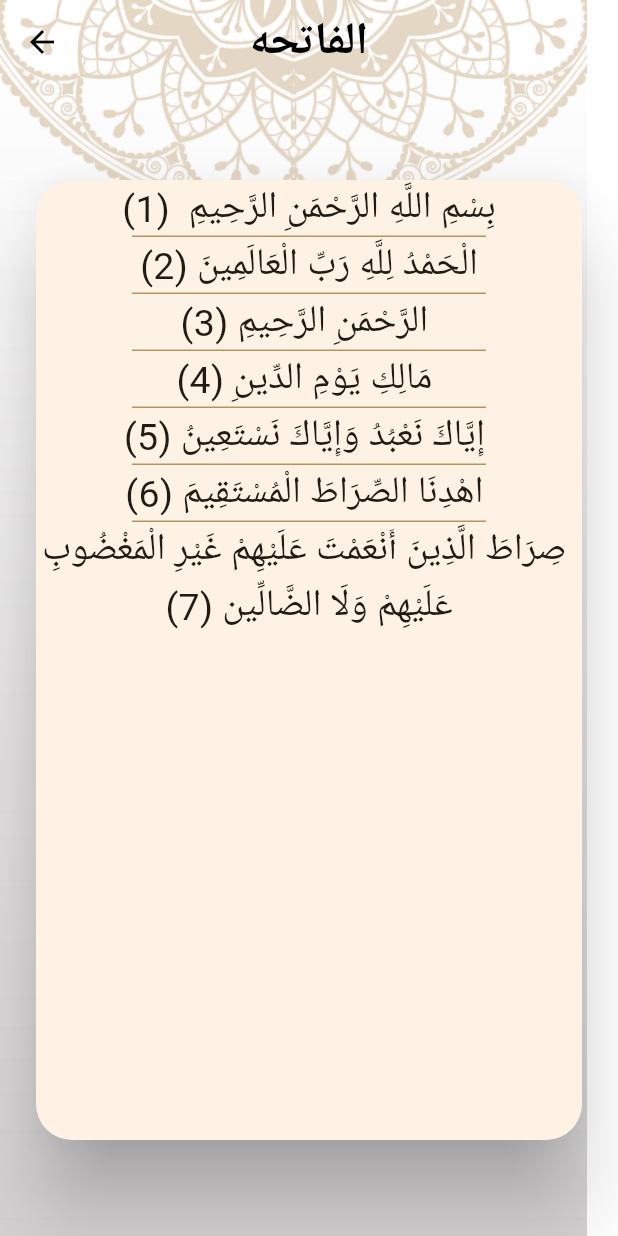
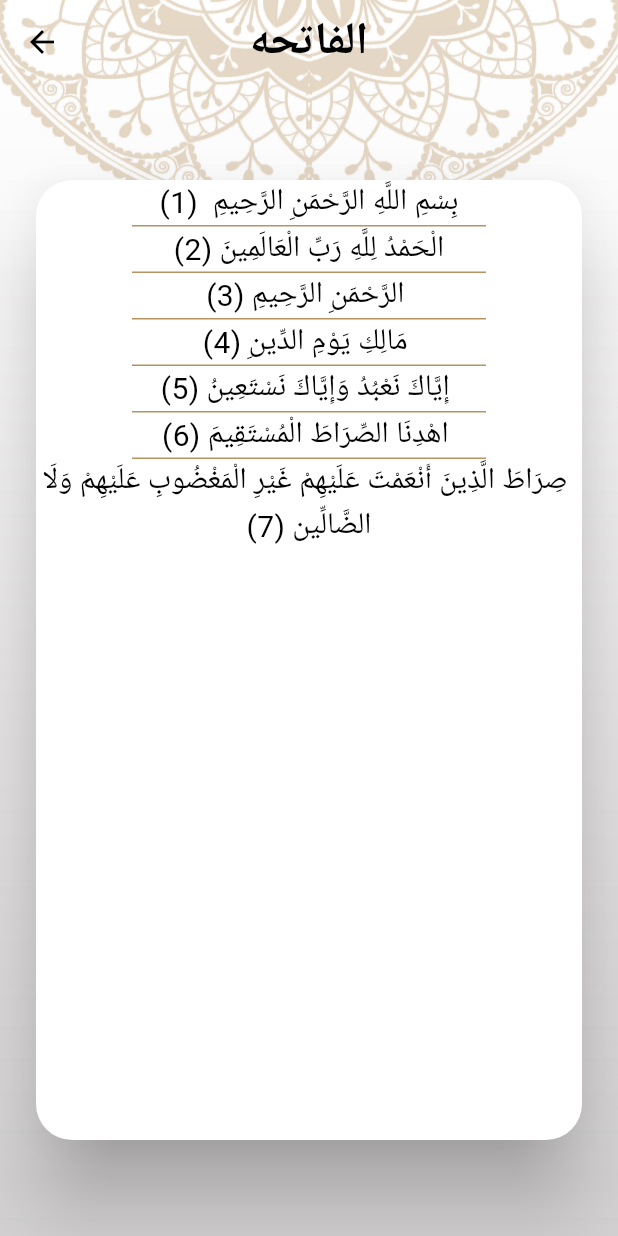
Before and after one commit to mohamednabiltraining/islami-c11, a Flutter app: the screen it shows after launch, after a tap on "الفاتحه", on a phone screen of 412 x 824 dp. Run offline on Flutter 3.47's test engine with Material 3 defaults, Android fonts, the phone set to English and light mode, and no system bars.

```diff
--- a/lib/main.dart
+++ b/lib/main.dart
@@ -24,6 +24,8 @@ class MyApp extends StatelessWidget {
         HadethDetailsScreen.routeName: (_) => HadethDetailsScreen(),
       },
       theme: MyThemeData.lightTheme,
+      darkTheme: MyThemeData.darkTheme,
+      themeMode: ThemeMode.light,
     );
   }
 }
--- a/lib/ui/DefaultScreen.dart
+++ b/lib/ui/DefaultScreen.dart
@@ -1,4 +1,5 @@
 import 'package:flutter/material.dart';
+import 'package:islami_c11/ui/theme/MyTheme.dart';
 import 'package:islami_c11/ui/ui_utils.dart';
 
 class DefaultScreen extends StatelessWidget {
@@ -8,7 +9,17 @@ class DefaultScreen extends StatelessWidget {
 
   @override
   Widget build(BuildContext context) {
-    return Stack(
-        children: [Image.asset(getFullPathImage("main_background.jpg")), body]);
+    ///todo: use provider to get theme mode
+    bool isDark = MyThemeData.isDark;
+    return Stack(children: [
+      Image.asset(
+        getFullPathImage(
+            isDark ? "dark_main_background.png" : "main_background.jpg"),
+        fit: BoxFit.fill,
+        width: double.infinity,
+        height: double.infinity,
+      ),
+      body
+    ]);
   }
 }
--- a/lib/ui/chapterDetails/verse_content.dart
+++ b/lib/ui/chapterDetails/verse_content.dart
@@ -14,9 +14,7 @@ class VerseContent extends StatelessWidget {
         '$content (${index + 1})',
         textDirection: TextDirection.rtl,
         textAlign: TextAlign.center,
-        style: TextStyle(
-          fontSize: 25,
-        ),
+        style: Theme.of(context).textTheme.bodyMedium,
       ),
     );
   }
--- a/lib/ui/hadethDetails/hadeth_details.dart
+++ b/lib/ui/hadethDetails/hadeth_details.dart
@@ -32,9 +32,7 @@ class HadethDetailsScreen extends StatelessWidget {
                     child: Text(
                       hadeth.content,
                       textAlign: TextAlign.center,
-                      style: TextStyle(
-                        fontSize: 20,
-                      ),
+                      style: Theme.of(context).textTheme.bodyMedium,
                     ),
                   ),
                 ),
--- a/lib/ui/home/BottomNavItem.dart
+++ b/lib/ui/home/BottomNavItem.dart
@@ -1,13 +1,12 @@
 import 'package:flutter/material.dart';
-import 'package:islami_c11/ui/theme/MyTheme.dart';
 import 'package:islami_c11/ui/ui_utils.dart';
 
 class BottomNavItem extends BottomNavigationBarItem {
   BottomNavItem(
     String title,
-    String iconPath,
-  ) : super(
+    String iconPath, Color backgroundColor) : super(
             icon: ImageIcon(AssetImage(getFullPathImage(iconPath))),
             label: title,
-            backgroundColor: MyThemeData.lightPrimary);
+            // how to get theme object
+            backgroundColor: backgroundColor);
 }
--- a/lib/ui/home/hadeth/hadeth_title.dart
+++ b/lib/ui/home/hadeth/hadeth_title.dart
@@ -17,8 +17,7 @@ class HadethTitle extends StatelessWidget {
       child: Text(
         hadeth.title,
         textAlign: TextAlign.center,
-        style: TextStyle(fontSize: 25),
-      ),
+          style: Theme.of(context).textTheme.bodyLarge),
     );
   }
 }
--- a/lib/ui/home/home_screen.dart
+++ b/lib/ui/home/home_screen.dart
@@ -23,6 +23,7 @@ class _HomeScreenState extends State<HomeScreen> {
       appBar: AppBar(
         title: Text(
           "Islami",
+          style: Theme.of(context).textTheme.titleMedium,
         ),
       ),
       body: tabs[selectedIndex],
@@ -34,10 +35,14 @@ class _HomeScreenState extends State<HomeScreen> {
         },
         currentIndex: selectedIndex,
         items: [
-          BottomNavItem("Quran", 'ic_quran.png'),
-          BottomNavItem("Hadeth", 'ic_hadeth.png'),
-          BottomNavItem("Tasbeh", 'ic_sebha.png'),
-          BottomNavItem("Radio", 'ic_radio.png'),
+          BottomNavItem(
+              "Quran", 'ic_quran.png', Theme.of(context).colorScheme.primary),
+          BottomNavItem(
+              "Hadeth", 'ic_hadeth.png', Theme.of(context).colorScheme.primary),
+          BottomNavItem(
+              "Tasbeh", 'ic_sebha.png', Theme.of(context).colorScheme.primary),
+          BottomNavItem(
+              "Radio", 'ic_radio.png', Theme.of(context).colorScheme.primary),
         ],
       ),
     ));
--- a/lib/ui/home/quran/chapter_title.dart
+++ b/lib/ui/home/quran/chapter_title.dart
@@ -17,8 +17,7 @@ class ChapterTitle extends StatelessWidget {
       child: Text(
         title,
         textAlign: TextAlign.center,
-        style: TextStyle(fontSize: 25),
-      ),
+          style: Theme.of(context).textTheme.bodyLarge),
     );
   }
 }
--- a/lib/ui/home/quran/quran_tab.dart
+++ b/lib/ui/home/quran/quran_tab.dart
@@ -133,10 +133,8 @@ class QuranbTab extends StatelessWidget {
         ),
         Padding(
           padding: const EdgeInsets.symmetric(vertical: 8.0),
-          child: Text(
-            'Chapter Name',
-            style: TextStyle(fontSize: 25, fontWeight: FontWeight.w700),
-          ),
+          child: Text('اسم السوره',
+              style: Theme.of(context).textTheme.titleMedium),
         ),
         Container(
           width: double.infinity,
--- a/lib/ui/theme/MyTheme.dart
+++ b/lib/ui/theme/MyTheme.dart
@@ -3,8 +3,26 @@ import 'package:flutter/material.dart';
 class MyThemeData {
   // Todo: add dark theme
   static final Color lightPrimary = Color(0xFFB7935F);
+  static final Color darkPrimary = Color(0xFF141A2E);
+  static final Color darkSecondary = Color(0xFFFACC1D);
+  static const bool isDark = false;
 
   static final ThemeData lightTheme = ThemeData(
+      textTheme: TextTheme(
+        titleMedium: TextStyle(
+            fontSize: 30,
+            fontWeight: FontWeight.bold,
+            fontFamily: 'Messiri',
+            color: Colors.black),
+        titleSmall: TextStyle(
+            fontSize: 25,
+            fontWeight: FontWeight.w500,
+            fontFamily: 'Messiri',
+            color: Colors.black),
+        bodyLarge: TextStyle(fontSize: 25, color: Colors.black),
+        bodyMedium: TextStyle(fontSize: 20, color: Colors.black),
+      ),
+      cardTheme: CardTheme(color: Colors.white, surfaceTintColor: null),
       bottomNavigationBarTheme: BottomNavigationBarThemeData(
           backgroundColor: lightPrimary,
           selectedItemColor: Colors.black,
@@ -29,4 +47,45 @@ class MyThemeData {
           onPrimary: Colors.white,
           secondary: Color(0xFFB7935F),
           onSecondary: Colors.black));
+
+  static final ThemeData darkTheme = ThemeData(
+      textTheme: TextTheme(
+        titleMedium: TextStyle(
+            fontSize: 30,
+            fontWeight: FontWeight.bold,
+            fontFamily: 'Messiri',
+            color: Colors.white),
+        titleSmall: TextStyle(
+            fontSize: 25,
+            fontWeight: FontWeight.w500,
+            fontFamily: 'Messiri',
+            color: Colors.white),
+        bodyLarge: TextStyle(fontSize: 25, color: Colors.white),
+        bodyMedium: TextStyle(fontSize: 20, color: Colors.white),
+      ),
+      cardTheme: CardTheme(color: darkPrimary, surfaceTintColor: null),
+      bottomNavigationBarTheme: BottomNavigationBarThemeData(
+          backgroundColor: darkPrimary,
+          selectedItemColor: darkSecondary,
+          unselectedItemColor: Colors.white,
+          selectedIconTheme: IconThemeData(size: 32)
+          // selectedIconTheme: IconThemeData(),
+          // unselectedIconTheme: IconThemeData(),
+          // selectedLabelStyle: ,
+          // unselectedLabelStyle: ,
+          ),
+      scaffoldBackgroundColor: Colors.transparent,
+      appBarTheme: AppBarTheme(
+          iconTheme: IconThemeData(color: Colors.white),
+          backgroundColor: Colors.transparent,
+          centerTitle: true,
+          elevation: 0,
+          titleTextStyle: TextStyle(
+              fontSize: 30, fontWeight: FontWeight.bold, color: Colors.white)),
+      colorScheme: ColorScheme.fromSeed(
+          primary: darkPrimary,
+          seedColor: darkPrimary,
+          onPrimary: Colors.white,
+          secondary: darkPrimary,
+          onSecondary: Colors.black));
 }
```
Also changed, not shown: pubspec.yaml (+7 -7 lines), assets/fonts/messeri_bold.ttf (added), assets/fonts/messiri_semi.ttf (added), assets/images/dark_main_background.png (added).
